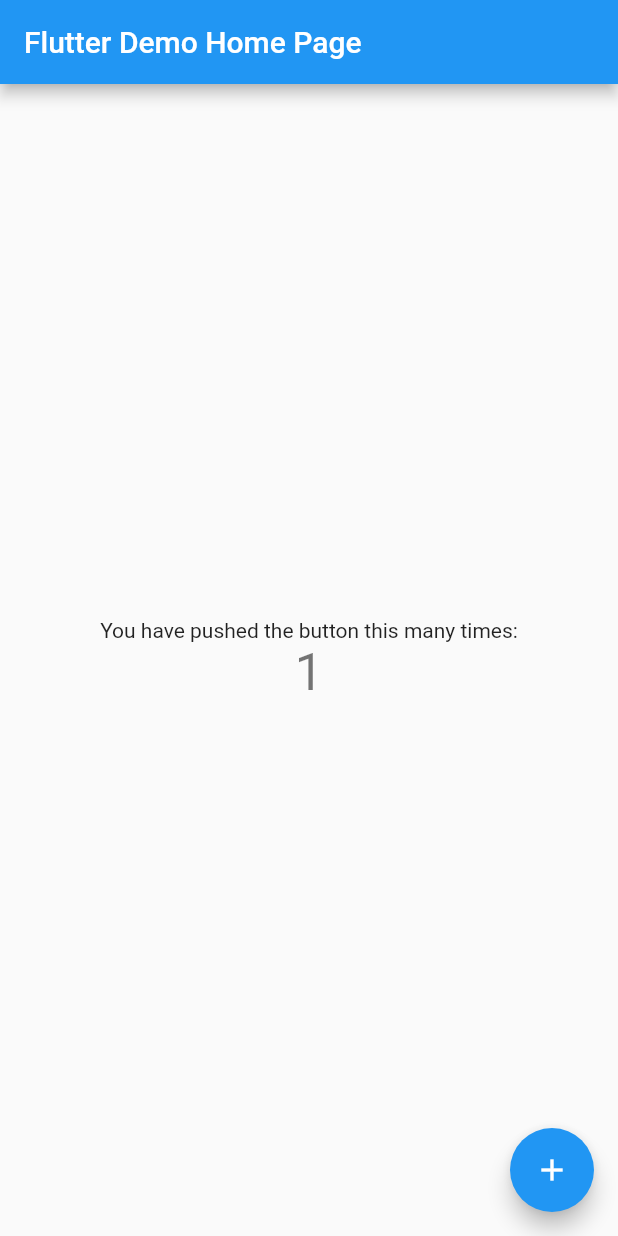
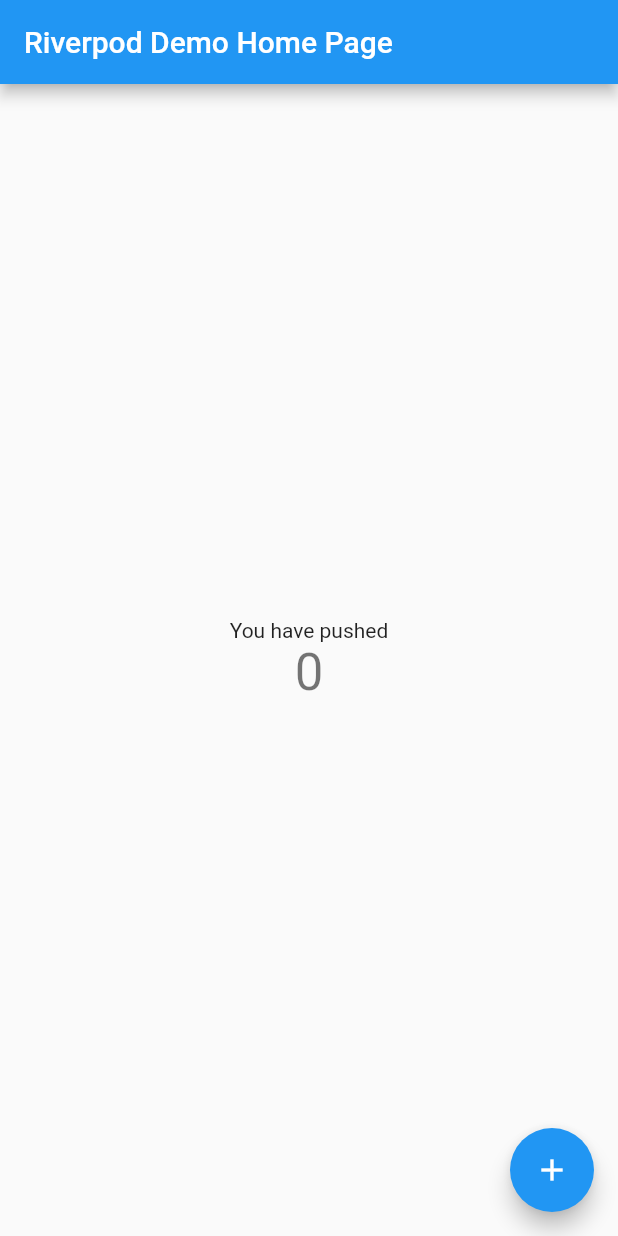
Before and after one commit to takumi1005/riverpod_countup, a Flutter app: the screen it shows after launch, after a tap on the "add" icon, on a phone screen of 412 x 824 dp. Run offline on Flutter 3.47's test engine with Material 2 defaults, Android fonts, the phone set to English and light mode, and no system bars; our stand-ins replace flutter_riverpod.

Commit message:
create provider

```diff
--- a/lib/main.dart
+++ b/lib/main.dart
@@ -1,7 +1,13 @@
 import 'package:flutter/material.dart';
+import 'package:flutter_riverpod/flutter_riverpod.dart';
+import 'package:riverpod_countup/provider.dart';
 
 void main() {
-  runApp(const MyApp());
+  runApp(
+    const ProviderScope(
+      child: MyApp(),
+    ),
+  );
 }
 
 class MyApp extends StatelessWidget {
@@ -19,36 +25,28 @@ class MyApp extends StatelessWidget {
   }
 }
 
-class MyHomePage extends StatefulWidget {
+class MyHomePage extends ConsumerWidget {
   const MyHomePage({Key? key, required this.title}) : super(key: key);
 
   final String title;
+  final int _counter = 0;
+
+  void _incrementCounter() {}
 
   @override
-  State<MyHomePage> createState() => _MyHomePageState();
-}
-
-class _MyHomePageState extends State<MyHomePage> {
-  int _counter = 0;
-
-  void _incrementCounter() {
-    setState(() {
-      _counter++;
-    });
-  }
-
-  @override
-  Widget build(BuildContext context) {
+  Widget build(BuildContext context, WidgetRef ref) {
     return Scaffold(
       appBar: AppBar(
-        title: Text(widget.title),
+        title: Text(
+          ref.watch(titleProvider),
+        ),
       ),
       body: Center(
         child: Column(
           mainAxisAlignment: MainAxisAlignment.center,
           children: <Widget>[
-            const Text(
-              'You have pushed the button this many times:',
+            Text(
+              ref.watch(messageProvider),
             ),
             Text(
               '$_counter',
--- /dev/null
+++ b/lib/provider.dart
@@ -0,0 +1,7 @@
+import 'package:flutter_riverpod/flutter_riverpod.dart';
+
+final titleProvider = Provider<String>((ref) {
+  return 'Riverpod Demo Home Page';
+});
+
+final messageProvider = Provider<String>((ref) => 'You have pushed');
```
